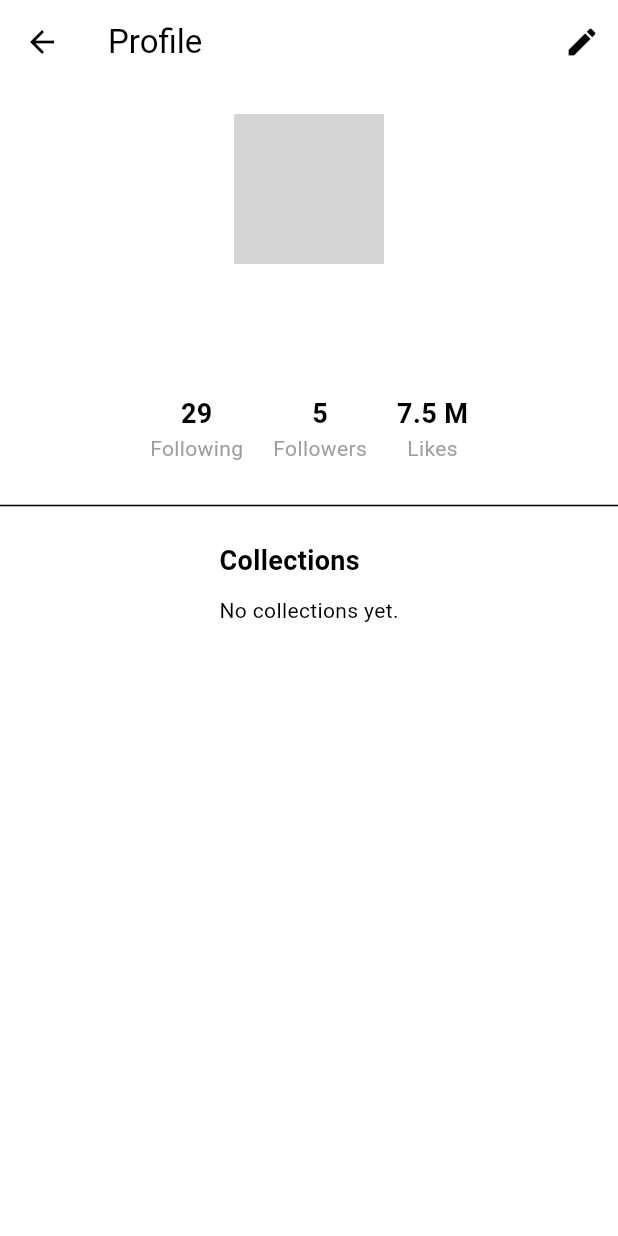
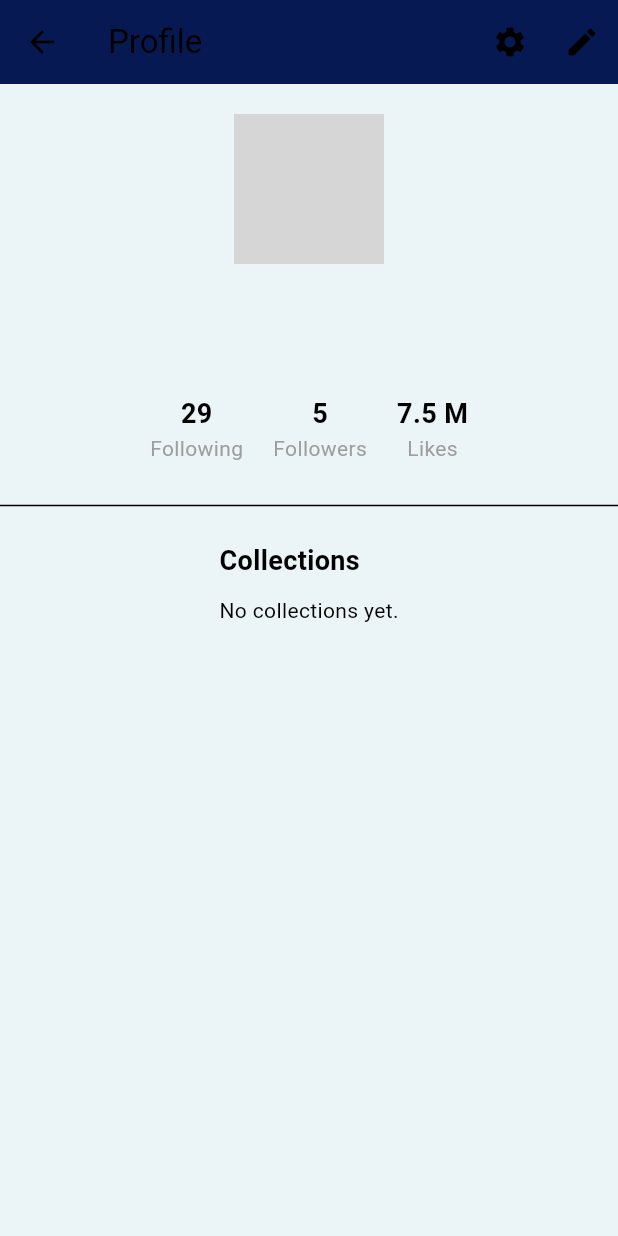
Before and after one commit to iremsalgar/63, a Flutter app: the ProfilePage screen opened directly, on a phone screen of 412 x 824 dp. Run offline on Flutter 3.47's test engine with Material 3 defaults, Android fonts, the phone set to English and light mode, and no system bars; our stand-ins replace cloud_firestore, dash_chat_2, firebase_auth, firebase_core, flutter_gemini, fluttertoast and 3 more; accounts and stored records are empty; network calls fail; grey boxes are pictures that could not be loaded.

Commit message:
dark mode eklendi

```diff
--- /dev/null
+++ b/cinemate/lib/lib/screens/theme_provider.dart
@@ -0,0 +1 @@
+// TODO Implement this library.
--- a/cinemate/lib/screens/profile.dart
+++ b/cinemate/lib/screens/profile.dart
@@ -9,6 +9,7 @@ import 'dart:convert';
 import 'package:shared_preferences/shared_preferences.dart';
 import 'editProfile.dart';
 import 'dart:io';
+import 'settings.dart'; // SettingsPage'i ekliyoruz
 
 class ProfilePage extends StatefulWidget {
   const ProfilePage({super.key});
@@ -74,6 +75,17 @@ class _ProfilePageState extends State<ProfilePage> {
       appBar: AppBar(
         title: const Text('Profile'),
         actions: [
+          IconButton(
+            icon: const Icon(Icons.settings),
+            onPressed: () {
+              Navigator.push(
+                context,
+                MaterialPageRoute(
+                  builder: (context) => SettingsPage(),
+                ),
+              );
+            },
+          ),
           IconButton(
             icon: const Icon(Icons.edit),
             onPressed: () {
--- /dev/null
+++ b/cinemate/lib/screens/theme_provider.dart
@@ -0,0 +1,20 @@
+import 'package:flutter/material.dart';
+import '../theme/theme.dart';
+
+class ThemeProvider extends ChangeNotifier {
+  ThemeData _selectedTheme;
+  bool _isDarkMode;
+
+  ThemeProvider({bool isDarkMode = false})
+      : _isDarkMode = isDarkMode,
+        _selectedTheme = isDarkMode ? darkMode : lightMode;
+
+  ThemeData get theme => _selectedTheme;
+  bool get isDarkMode => _isDarkMode;
+
+  void toggleTheme(bool isDark) {
+    _isDarkMode = isDark;
+    _selectedTheme = isDark ? darkMode : lightMode;
+    notifyListeners();
+  }
+}
--- a/cinemate/lib/theme/theme.dart
+++ b/cinemate/lib/theme/theme.dart
@@ -1,16 +1,39 @@
 import 'package:flutter/material.dart';
+
+const Color primaryLightColor = Color(0xFF071952);
+const Color secondaryLightColor = Color(0xFF088395);
+const Color surfaceLightColor = Color(0xFF37B7C3);
+const Color backgroundLightColor = Color(0xFFEBF4F6);
+
+const Color primaryDarkColor = Color(0xFF071952);
+const Color secondaryDarkColor = Color(0xFF088395);
+const Color surfaceDarkColor = Color(0xFF37B7C3);
+const Color backgroundDarkColor = Color(0xFFEBF4F6);
 
 ThemeData lightMode = ThemeData(
   brightness: Brightness.light,
-  colorScheme: const ColorScheme.light(
-      surface: Colors.white12,
-      primary: Colors.white10,
-      secondary: Colors.white),
+  colorScheme: ColorScheme.light(
+    primary: primaryLightColor,
+    secondary: secondaryLightColor,
+    surface: surfaceLightColor,
+    background: backgroundLightColor,
+  ),
+  scaffoldBackgroundColor: backgroundLightColor,
+  appBarTheme: AppBarTheme(
+    color: primaryLightColor,
+  ),
 );
 
 ThemeData darkMode = ThemeData(
-    brightness: Brightness.dark,
-    colorScheme: const ColorScheme.dark(
-        surface: Colors.black,
-        primary: Colors.black87,
-        secondary: Colors.black54));
+  brightness: Brightness.dark,
+  colorScheme: ColorScheme.dark(
+    primary: primaryDarkColor,
+    secondary: secondaryDarkColor,
+    surface: surfaceDarkColor,
+    background: backgroundDarkColor,
+  ),
+  scaffoldBackgroundColor: primaryDarkColor,
+  appBarTheme: AppBarTheme(
+    color: primaryDarkColor,
+  ),
+);
--- a/cinemate/pubspec.yaml
+++ b/cinemate/pubspec.yaml
@@ -33,6 +33,8 @@ dependencies:
     sdk: flutter
   http: ^0.13.4
   shared_preferences: ^2.0.13
+  provider: ^6.0.3
+
 
 
   # The following adds the Cupertino Icons font to your application.
```
Also changed, not shown: cinemate/lib/main.dart (+11 -2 lines), cinemate/lib/screens/favorite.dart (+4 -9 lines), cinemate/lib/screens/settings.dart (added, +57 -0 lines), cinemate/pubspec.lock.
